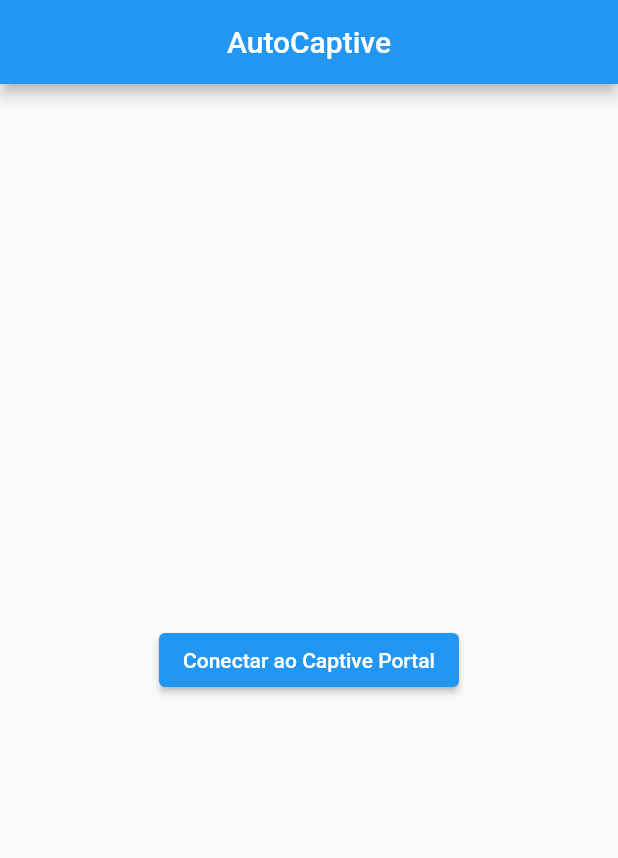
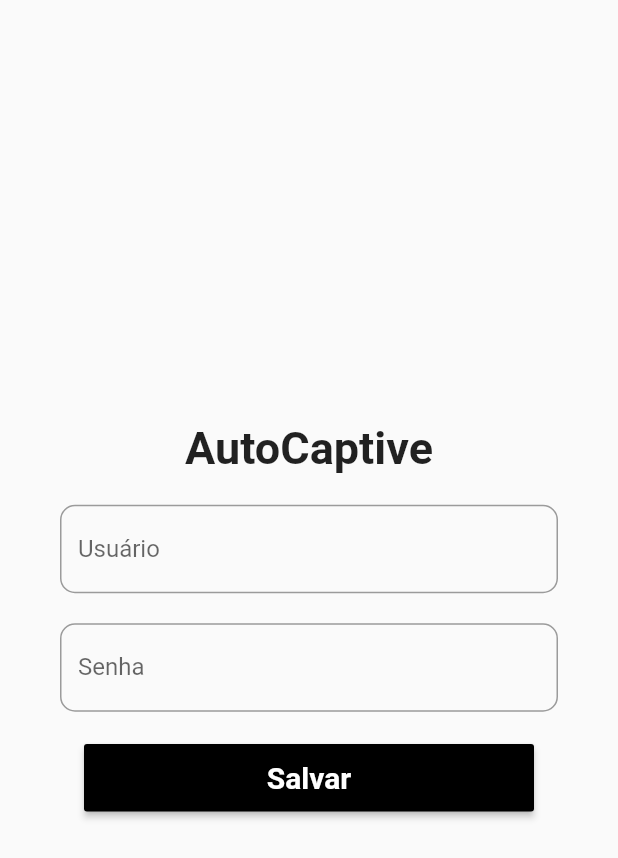
Before and after one commit to lsprdev/SAUve, a Flutter app: the screen it shows after launch, on a phone screen of 412 x 824 dp. Shown: the top 858 px of the screen. Run offline on Flutter 3.47's test engine with Material 2 defaults, Android fonts, the light colour scheme and no system bars; our stand-ins replace dio.

Commit message:
FormPage

```diff
--- a/lib/main.dart
+++ b/lib/main.dart
@@ -1,3 +1,5 @@
+import 'package:auto_captive/views/button_page.dart';
+import 'package:auto_captive/views/form_page.dart';
 import 'package:flutter/material.dart';
 import 'package:dio/dio.dart';
 void main() => runApp(const MyApp());
@@ -5,43 +7,16 @@ void main() => runApp(const MyApp());
 class MyApp extends StatelessWidget {
   const MyApp({super.key});
 
-  void makeRequest() async {
-    // Create Dio instance
-    Dio dio = Dio();
-
-    // Set request URL and data
-    String url = "https://captive-portal.araquari.ifc.edu.br:8003/index.php?zone=vlan_40_route_v4";
-    FormData formData = FormData.fromMap({
-      "auth_user": "",
-      "auth_pass": "",
-      "accept": "True",
-    });
-
-    // Make request
-    try {
-      Response response = await dio.post(url, data: formData);
-      print(response.data);
-    } catch (error) {
-      print(error.toString());
-    }
-  }
-
   @override
   Widget build(BuildContext context) {
     return MaterialApp(
       debugShowCheckedModeBanner: false,
-      home: Scaffold(
-        appBar: AppBar(
-          title: const Text('AutoCaptive'),
-          centerTitle: true,
-        ),
-        body: Center(
-          child: ElevatedButton(
-            child: const Text('Conectar ao Captive Portal'),
-            onPressed: makeRequest,
-          ),
-        ),
-      ),
+      title: 'AutoCaptive',
+      initialRoute: "/",
+      routes: {
+        "/": (context) => const FormPage(),
+        "/button": (context) => const ButtonPage(),
+      },
     );
   }
 }
--- /dev/null
+++ b/lib/views/button_page.dart
@@ -0,0 +1,44 @@
+import 'package:dio/dio.dart';
+
+import 'package:flutter/material.dart';
+
+class ButtonPage extends StatelessWidget {
+  const ButtonPage({super.key});
+
+  void makeRequest() async {
+    // Create Dio instance
+    Dio dio = Dio();
+
+    // Set request URL and data
+    String url = "https://captive-portal.araquari.ifc.edu.br:8003/index.php?zone=vlan_40_route_v4";
+    FormData formData = FormData.fromMap({
+      "auth_user": "",
+      "auth_pass": "",
+      "accept": "True",
+    });
+
+    // Make request
+    try {
+      Response response = await dio.post(url, data: formData);
+      print(response.data);
+    } catch (error) {
+      print(error.toString());
+    }
+  }
+
+  @override
+  Widget build(BuildContext context) {
+    return Scaffold(
+      appBar: AppBar(
+        title: const Text('AutoCaptive'),
+        centerTitle: true,
+      ),
+      body: Center(
+          child: ElevatedButton(
+            child: const Text('Conectar ao Captive Portal'),
+            onPressed: makeRequest,
+          ),
+        ),
+    );
+  }
+}
--- /dev/null
+++ b/lib/views/form_page.dart
@@ -0,0 +1,68 @@
+import 'package:flutter/material.dart';
+
+class FormPage extends StatelessWidget {
+  const FormPage({super.key});
+
+  @override
+  Widget build(BuildContext context) {
+    return Scaffold(
+      resizeToAvoidBottomInset: false,
+      body: Center(
+        child: Padding(
+          padding: const EdgeInsets.all(40.0),
+          child: Column(
+            mainAxisAlignment: MainAxisAlignment.center,
+            children: [
+              const Text(
+                'AutoCaptive',
+                style: TextStyle(
+                  fontSize: 30.0,
+                  fontWeight: FontWeight.bold,
+                ),
+              ),
+              const SizedBox(height: 20.0),
+              const TextField(
+                decoration: InputDecoration(
+                  border: OutlineInputBorder(
+                    borderRadius: BorderRadius.all(Radius.circular(10.0)),
+                  ),
+                  labelText: 'Usuário',
+                ),
+              ),
+              const SizedBox(height: 20.0),
+              const TextField(
+                obscureText: true,
+                decoration: InputDecoration(
+                  border: OutlineInputBorder(
+                    borderRadius: BorderRadius.all(Radius.circular(10.0)),
+                  ),
+                  labelText: 'Senha',
+                ),
+              ),
+              const SizedBox(height: 20.0),
+              Align(
+                alignment: Alignment.center,
+                child: MaterialButton(
+                  height: 45.0,
+                  minWidth: 300.0,
+                  color: Colors.black,
+                  onPressed: () {
+                    Navigator.pushNamed(context, "/button");
+                  },
+                  child: const Text(
+                    'Salvar',
+                    style: TextStyle(
+                      color: Colors.white,
+                      fontSize: 20,
+                      fontWeight: FontWeight.w700,
+                    )
+                  ),
+                )
+              ),
+            ]
+          ),
+        ),
+      ),
+    );
+  }
+}
```
